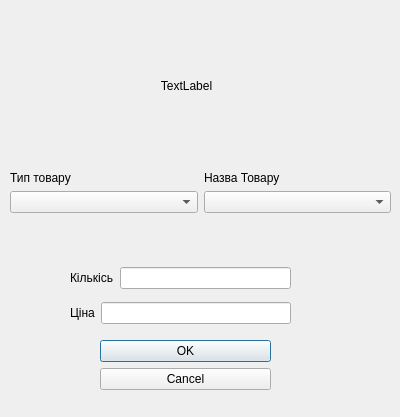
Above: new_arrival.ui from fedaktaras/Chocolat before the change. Below: the same form after it.
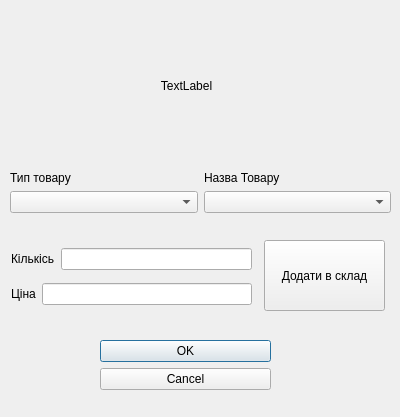
That is the form after the change.

Commit message: making record in in_stock with new_arrival form

```diff
--- a/new_arrival.ui
+++ b/new_arrival.ui
@@ -85,12 +85,25 @@
     </item>
    </layout>
   </widget>
+  <widget class="QPushButton" name="pushButtonadd">
+   <property name="geometry">
+    <rect>
+     <x>264</x>
+     <y>240</y>
+     <width>121</width>
+     <height>71</height>
+    </rect>
+   </property>
+   <property name="text">
+    <string>Додати в склад</string>
+   </property>
+  </widget>
   <widget class="QWidget" name="">
    <property name="geometry">
     <rect>
-     <x>70</x>
-     <y>260</y>
-     <width>221</width>
+     <x>11</x>
+     <y>241</y>
+     <width>241</width>
      <height>71</height>
     </rect>
    </property>
```
Left out of the diff: 2 changed lines with no effect on the pictures. The commit also changes 6 other files.
